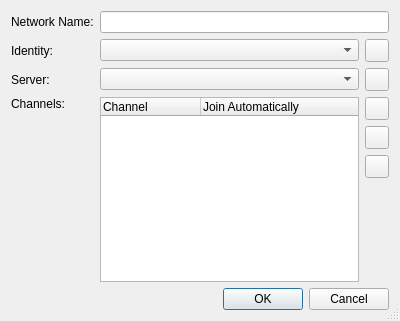
testmana2/test, file Network/IRC/IrcNetworkEditDialog.ui: the form before one commit.
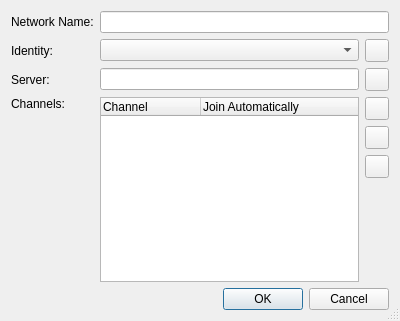
The form after the commit.

Patch:
```diff
--- a/Network/IRC/IrcNetworkEditDialog.ui
+++ b/Network/IRC/IrcNetworkEditDialog.ui
@@ -62,13 +62,6 @@
      </property>
     </widget>
    </item>
-   <item row="2" column="1">
-    <widget class="QComboBox" name="serverCombo">
-     <property name="toolTip">
-      <string>Select the server to be used for the IRC network</string>
-     </property>
-    </widget>
-   </item>
    <item row="2" column="2">
     <widget class="QToolButton" name="editServersButton">
      <property name="toolTip">
@@ -172,6 +165,16 @@
      </property>
     </widget>
    </item>
+   <item row="2" column="1">
+    <widget class="QLineEdit" name="serverEdit">
+     <property name="toolTip">
+      <string>Shows the name of the server</string>
+     </property>
+     <property name="readOnly">
+      <bool>true</bool>
+     </property>
+    </widget>
+   </item>
   </layout>
  </widget>
  <tabstops>
```
Left out of the diff: 2 changed lines with no effect on the pictures.
